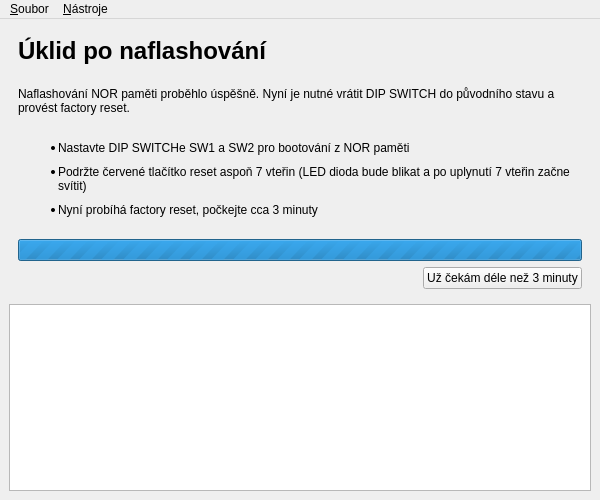
First picture: the form in gui/installer.ui, repository turris-cz/rtools-gui, before the edit.
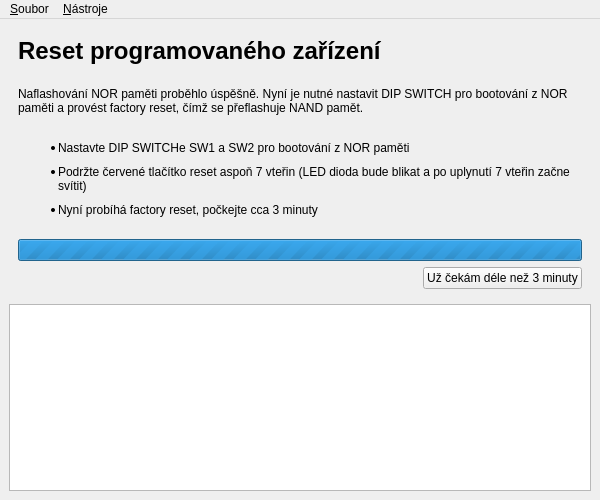
Second picture: the form after the edit. The open tabs and pages were chosen to show the change. Icons and pictures are not drawn.

Commit message: factory reset gui labels text update

```diff
--- a/gui/installer.ui
+++ b/gui/installer.ui
@@ -340,7 +340,7 @@
         <item>
          <widget class="QLabel" name="label_11">
           <property name="text">
-           <string>&lt;html&gt;&lt;head/&gt;&lt;body&gt;&lt;p&gt;&lt;span style=&quot; font-size:xx-large; font-weight:600;&quot;&gt;Úklid po naflashování&lt;/span&gt;&lt;/p&gt;&lt;/body&gt;&lt;/html&gt;</string>
+           <string>&lt;html&gt;&lt;head/&gt;&lt;body&gt;&lt;p&gt;&lt;span style=&quot; font-size:xx-large; font-weight:600;&quot;&gt;Reset programovaného zařízení&lt;/span&gt;&lt;/p&gt;&lt;/body&gt;&lt;/html&gt;</string>
           </property>
          </widget>
         </item>
@@ -353,7 +353,7 @@
            </sizepolicy>
           </property>
           <property name="text">
-           <string>&lt;html&gt;&lt;head/&gt;&lt;body&gt;&lt;p&gt;Naflashování NOR paměti proběhlo úspěšně. Nyní je nutné vrátit DIP SWITCH do původního stavu a provést factory reset.&lt;br/&gt;&lt;/p&gt;&lt;ul style=&quot;margin-top: 0px; margin-bottom: 0px; margin-left: 0px; margin-right: 0px; -qt-list-indent: 1;&quot;&gt;&lt;li style=&quot; margin-top:0px; margin-bottom:10px; margin-left:0px; margin-right:0px; -qt-block-indent:0; text-indent:0px;&quot;&gt;Nastavte DIP SWITCHe SW1 a SW2 pro bootování z NOR paměti&lt;/li&gt;&lt;li style=&quot; margin-top:0px; margin-bottom:10px; margin-left:0px; margin-right:0px; -qt-block-indent:0; text-indent:0px;&quot;&gt;Podržte červené tlačítko reset aspoň 7 vteřin (LED dioda bude blikat a po uplynutí 7 vteřin začne svítit)&lt;/li&gt;&lt;li style=&quot; margin-top:0px; margin-bottom:10px; margin-left:0px; margin-right:0px; -qt-block-indent:0; text-indent:0px;&quot;&gt;Nyní probíhá factory reset, počkejte cca 3 minuty&lt;/li&gt;&lt;/ul&gt;&lt;/body&gt;&lt;/html&gt;</string>
+           <string>&lt;html&gt;&lt;head/&gt;&lt;body&gt;&lt;p&gt;Naflashování NOR paměti proběhlo úspěšně. Nyní je nutné nastavit DIP SWITCH pro bootování z NOR paměti a provést factory reset, čímž se přeflashuje NAND pamět.&lt;br/&gt;&lt;/p&gt;&lt;ul style=&quot;margin-top: 0px; margin-bottom: 0px; margin-left: 0px; margin-right: 0px; -qt-list-indent: 1;&quot;&gt;&lt;li style=&quot; margin-top:0px; margin-bottom:10px; margin-left:0px; margin-right:0px; -qt-block-indent:0; text-indent:0px;&quot;&gt;Nastavte DIP SWITCHe SW1 a SW2 pro bootování z NOR paměti&lt;/li&gt;&lt;li style=&quot; margin-top:0px; margin-bottom:10px; margin-left:0px; margin-right:0px; -qt-block-indent:0; text-indent:0px;&quot;&gt;Podržte červené tlačítko reset aspoň 7 vteřin (LED dioda bude blikat a po uplynutí 7 vteřin začne svítit)&lt;/li&gt;&lt;li style=&quot; margin-top:0px; margin-bottom:10px; margin-left:0px; margin-right:0px; -qt-block-indent:0; text-indent:0px;&quot;&gt;Nyní probíhá factory reset, počkejte cca 3 minuty&lt;/li&gt;&lt;/ul&gt;&lt;/body&gt;&lt;/html&gt;</string>
           </property>
           <property name="textFormat">
            <enum>Qt::RichText</enum>
```
The commit also changes 1 other file.
